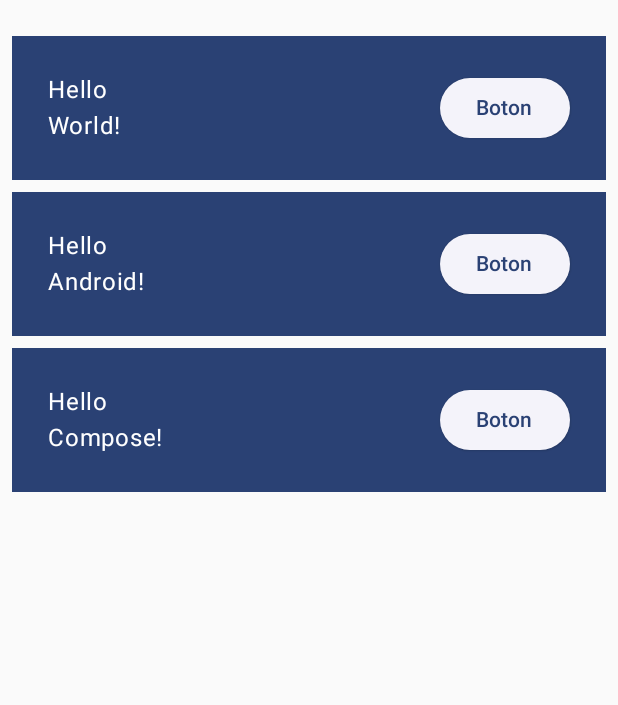
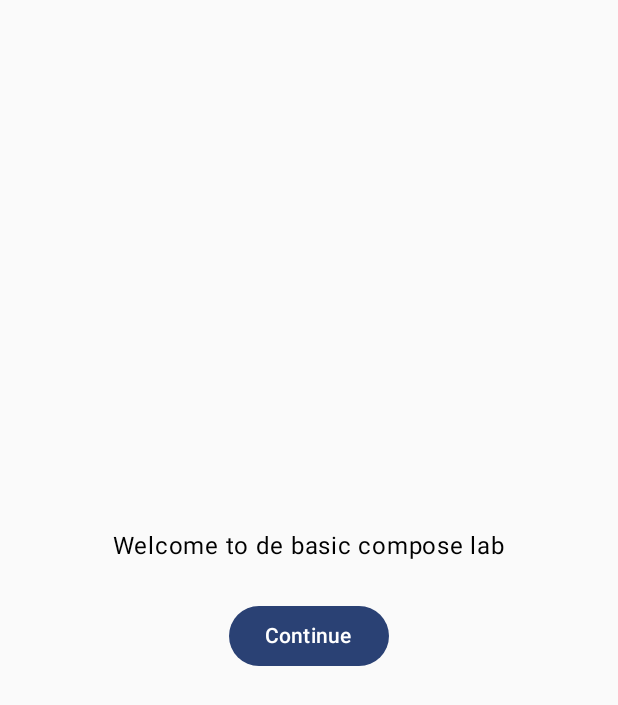
Before and after one commit to profe-givox/TI2A-PROGR-MOVILI-AD2024, an Android app built with Jetpack Compose: the screen it shows after launch (MainActivity), on a phone screen of 412 x 824 dp. Shown: the top 705 px of the screen. Run offline under Robolectric (Android 15) with nearby library versions, the phone set to English and light mode, and no system bars.

Commit message:
Se agrego el componente Onboarding

```diff
--- a/MiHolaMundo/app/src/main/java/net/ivanvega/miholamundo/MainActivity.kt
+++ b/MiHolaMundo/app/src/main/java/net/ivanvega/miholamundo/MainActivity.kt
@@ -1,9 +1,11 @@
 package net.ivanvega.miholamundo
 
+import android.annotation.SuppressLint
 import android.os.Bundle
 import androidx.activity.ComponentActivity
 import androidx.activity.compose.setContent
 import androidx.activity.enableEdgeToEdge
+import androidx.compose.foundation.layout.Arrangement
 import androidx.compose.foundation.layout.Column
 import androidx.compose.foundation.layout.Row
 import androidx.compose.foundation.layout.fillMaxSize
@@ -16,6 +18,10 @@ import androidx.compose.material3.Scaffold
 import androidx.compose.material3.Surface
 import androidx.compose.material3.Text
 import androidx.compose.runtime.Composable
+import androidx.compose.runtime.MutableState
+import androidx.compose.runtime.mutableStateOf
+import androidx.compose.runtime.remember
+import androidx.compose.ui.Alignment
 import androidx.compose.ui.Modifier
 import androidx.compose.ui.focus.focusModifier
 import androidx.compose.ui.tooling.preview.Preview
@@ -33,27 +39,60 @@ class MainActivity : ComponentActivity() {
         }
     }
 }
+
+@Composable
+fun OnboardingScreen (modifier: Modifier = Modifier){
+    var  shouldShowOnboarding: MutableState<Boolean> = remember {
+        mutableStateOf(true)
+    }
+    Column (
+        modifier = modifier.fillMaxSize(),
+        verticalArrangement = Arrangement.Center,
+        horizontalAlignment = Alignment.CenterHorizontally
+        ) {
+        Text(text = "Welcome to de basic compose lab")
+        Button(modifier = Modifier.padding(vertical = 24.dp) ,
+            onClick = {
+                 shouldShowOnboarding.value = false
+                /*TODO*/ }) {
+            Text(text = "Continue")
+        }
+    }
+
+}
+
 @Composable
 fun Greeting(name: String, modifier: Modifier = Modifier) {
+    //var expanded = false
+    val expanded = remember {
+        mutableStateOf(false)
+    }
+    val extraPadding = if (expanded.value) 48.dp else 0.dp
+
     Surface (color = MaterialTheme.colorScheme.primary
         , modifier = modifier.padding(vertical = 4.dp, horizontal = 8.dp)
     ) {
         Row (modifier = Modifier
             .padding(24.dp)) {
             Column (
-                modifier = Modifier.weight(1f)
+                modifier =
+                Modifier
+                    .weight(1f)
+                    .padding(bottom = extraPadding)
+
             ) {
-
-                Text(
-                    text = "Hello ",
-
+                Text(text = "Hello ",
                     )
-                Text(
-                    text = "$name!",
-                )
+                Text(text = "$name!",
+                    )
             }
-            ElevatedButton(onClick = { /*TODO*/ }) {
-                Text(text = "Boton")
+            ElevatedButton(
+                onClick = {
+                    expanded.value = !expanded.value
+                }
+            )
+            {
+                Text(text = if (expanded.value) "Show less" else "Show more"  )
             }
         }
 
@@ -68,11 +107,14 @@ fun MyApp(modifier: Modifier = Modifier,
         color = MaterialTheme.colorScheme.background) {
         Greeting(name = "PerroNegro")
     }*/
-    Column (modifier = modifier.padding(vertical = 20.dp)) {
+
+    OnboardingScreen()
+
+    /*Column (modifier = modifier.padding(vertical = 20.dp)) {
        for(name in names){
            Greeting(name = name)
        }
-    }
+    }*/
 }
 @Preview(showBackground = true)
 @Composable
@@ -82,3 +124,12 @@ fun GreetingPreview() {
         MyApp()
     }
 }
+
+
+@Preview
+@Composable
+fun PreviewOnborading(){
+    MiHolaMundoTheme {
+        OnboardingScreen()
+    }
+}
```
